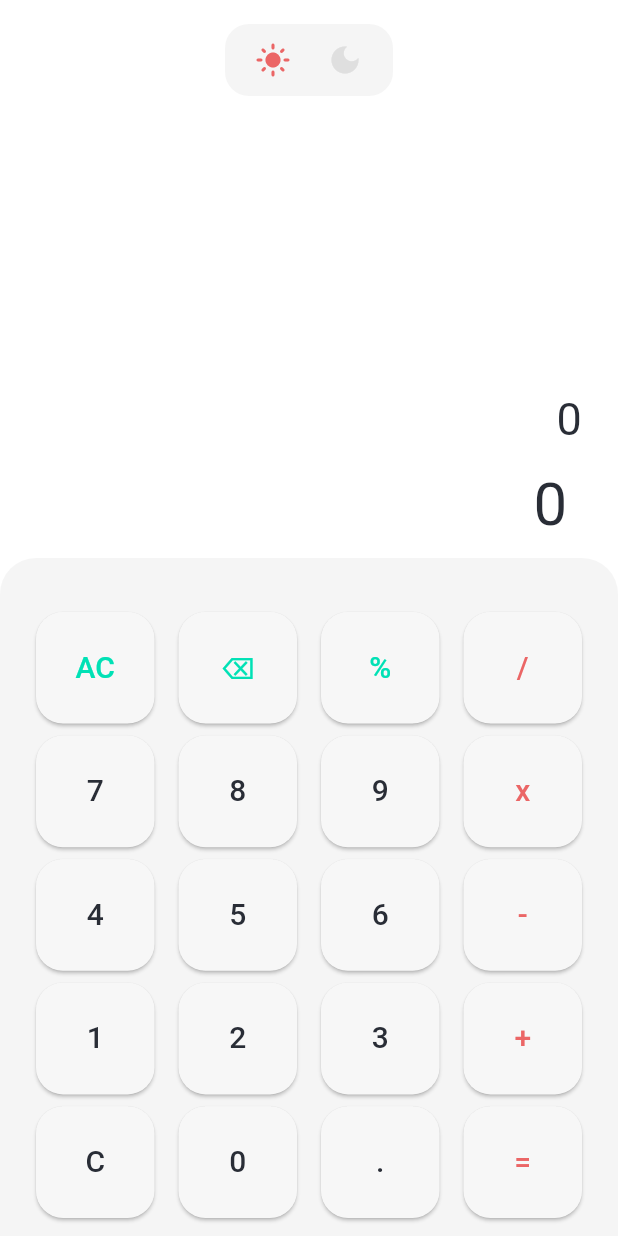
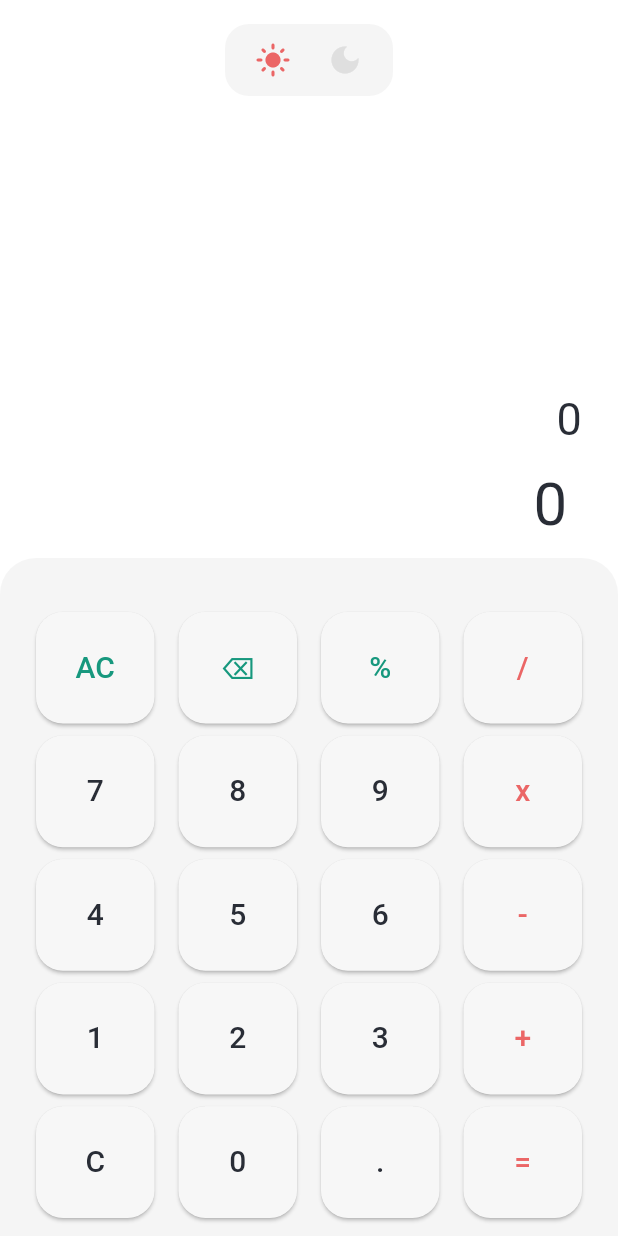
Before and after one commit to orazgulcayew/f-calculator, a Flutter app: the screen it shows after launch, after a tap on the "light mode" icon, on a phone screen of 412 x 824 dp. Run offline on Flutter 3.47's test engine with Material 2 defaults, Android fonts, the phone set to English and light mode, and no system bars; our stand-ins replace math_expressions.

Commit message:
lint updates

```diff
--- a/lib/buttons.dart
+++ b/lib/buttons.dart
@@ -6,11 +6,13 @@ class CalculatorButton extends StatelessWidget {
   final String text;
   final buttonPressed;
 
-  CalculatorButton(this.color, this.textColor, this.text, this.buttonPressed);
+  const CalculatorButton(
+      this.color, this.textColor, this.text, this.buttonPressed,
+      {super.key});
 
   @override
   Widget build(BuildContext context) {
-    return Container(
+    return SizedBox(
       height: MediaQuery.of(context).size.height * 0.1,
       child: Padding(
         padding: const EdgeInsets.symmetric(horizontal: 8, vertical: 4),
--- a/lib/main.dart
+++ b/lib/main.dart
@@ -3,19 +3,19 @@ import 'package:flutter/material.dart';
 import 'package:math_expressions/math_expressions.dart';
 
 void main() {
-  runApp(App());
+  runApp(const App());
 }
 
 const animationDuration = 250;
-Color backgroundColor = Color(0xFF22252D);
-Color lightColor = Color(0xFFE7E7E7);
-Color calculatorHolderColor = Color(0xFF292D36);
-Color textColor = Color(0xFFFFFFFF);
-Color buttonColor = Color(0xFF1D1F25);
+Color backgroundColor = const Color(0xFF22252D);
+Color lightColor = const Color(0xFFE7E7E7);
+Color calculatorHolderColor = const Color(0xFF292D36);
+Color textColor = const Color(0xFFFFFFFF);
+Color buttonColor = const Color(0xFF1D1F25);
 Color operatorColor = const Color(0xFFEB6666);
-Color toolColor = Color(0xFF26FAD4);
-Color lightModeColor = Color(0xFF707378);
-Color darkModeColor = Color(0xFFFFFFFF);
+Color toolColor = const Color(0xFF26FAD4);
+Color lightModeColor = const Color(0xFF707378);
+Color darkModeColor = const Color(0xFFFFFFFF);
 
 bool _isEnabled = true;
 
@@ -25,10 +25,9 @@ class App extends StatelessWidget {
   @override
   Widget build(BuildContext context) {
     return MaterialApp(
-      debugShowCheckedModeBanner: false,
-      home: Calculator(),
-      theme: ThemeData(useMaterial3: true),
-    );
+        debugShowCheckedModeBanner: false,
+        home: const Calculator(),
+        theme: ThemeData(useMaterial3: true));
   }
 }
 
@@ -46,21 +45,21 @@ class _CalculatorState extends State<Calculator> {
 
   void changeTheme(bool isEnabled) {
     if (isEnabled) {
-      backgroundColor = Color(0xFF22252D);
-      calculatorHolderColor = Color(0xFF292D36);
-      textColor = Color(0xFFFFFFFF);
-      buttonColor = Color(0xFF1D1F25);
-      toolColor = Color(0xFF26FAD4);
-      lightModeColor = Color(0xFF707378);
-      darkModeColor = Color(0xFFFFFFFF);
+      backgroundColor = const Color(0xFF22252D);
+      calculatorHolderColor = const Color(0xFF292D36);
+      textColor = const Color(0xFFFFFFFF);
+      buttonColor = const Color(0xFF1D1F25);
+      toolColor = const Color(0xFF26FAD4);
+      lightModeColor = const Color(0xFF707378);
+      darkModeColor = const Color(0xFFFFFFFF);
     } else {
-      backgroundColor = Color(0xFFFFFFFF);
-      calculatorHolderColor = Color(0xFFf5f5f5);
-      textColor = Color(0xFF292D36);
-      buttonColor = Color(0xFFF7F7F7);
-      toolColor = Color(0xFF00E1B5);
-      lightModeColor = Color(0xFFEB6666);
-      darkModeColor = Color(0xFFDFDFDF);
+      backgroundColor = const Color(0xFFFFFFFF);
+      calculatorHolderColor = const Color(0xFFf5f5f5);
+      textColor = const Color(0xFF292D36);
+      buttonColor = const Color(0xFFF7F7F7);
+      toolColor = const Color.fromARGB(255, 23, 152, 126);
+      lightModeColor = const Color(0xFFEB6666);
+      darkModeColor = const Color(0xFFDFDFDF);
     }
   }
 
@@ -86,7 +85,7 @@ class _CalculatorState extends State<Calculator> {
           equation = "0";
         }
       } else if (text == "⌫") {
-        if (equation != null && equation.length > 0) {
+        if (equation.isNotEmpty) {
           if (equation.endsWith(" ")) {
             equation = equation.substring(0, equation.length - 3);
           } else {
@@ -116,8 +115,9 @@ class _CalculatorState extends State<Calculator> {
             children: <Widget>[
               AnimatedContainer(
                 duration: const Duration(milliseconds: animationDuration),
-                margin: EdgeInsets.symmetric(vertical: 16),
-                padding: EdgeInsets.symmetric(vertical: 12, horizontal: 8),
+                margin: const EdgeInsets.symmetric(vertical: 16),
+                padding:
+                    const EdgeInsets.symmetric(vertical: 12, horizontal: 8),
                 decoration: BoxDecoration(
                     borderRadius: BorderRadius.circular(16),
                     color: calculatorHolderColor),
@@ -126,7 +126,7 @@ class _CalculatorState extends State<Calculator> {
                   mainAxisAlignment: MainAxisAlignment.spaceEvenly,
                   children: [
                     Padding(
-                      padding: EdgeInsets.symmetric(horizontal: 12),
+                      padding: const EdgeInsets.symmetric(horizontal: 12),
                       child: GestureDetector(
                         child: Icon(
                           Icons.light_mode,
@@ -143,7 +143,7 @@ class _CalculatorState extends State<Calculator> {
                       ),
                     ),
                     Padding(
-                      padding: EdgeInsets.symmetric(horizontal: 12),
+                      padding: const EdgeInsets.symmetric(horizontal: 12),
                       child: GestureDetector(
                         child: Icon(Icons.dark_mode, color: darkModeColor),
                         onTap: () {
@@ -162,7 +162,7 @@ class _CalculatorState extends State<Calculator> {
               Expanded(
                 child: AnimatedContainer(
                   duration: const Duration(milliseconds: animationDuration),
-                  margin: EdgeInsets.symmetric(horizontal: 24),
+                  margin: const EdgeInsets.symmetric(horizontal: 24),
                   alignment: Alignment.bottomRight,
                   child: Text(
                     result,
@@ -174,7 +174,8 @@ class _CalculatorState extends State<Calculator> {
                 flex: 0,
                 child: AnimatedContainer(
                   duration: const Duration(milliseconds: animationDuration),
-                  margin: EdgeInsets.symmetric(vertical: 12, horizontal: 24),
+                  margin:
+                      const EdgeInsets.symmetric(vertical: 12, horizontal: 24),
                   alignment: Alignment.bottomRight,
                   child: RichText(
                     overflow: TextOverflow.fade,
@@ -199,7 +200,7 @@ class _CalculatorState extends State<Calculator> {
                   decoration: BoxDecoration(
                     color: calculatorHolderColor,
                     borderRadius:
-                        BorderRadius.vertical(top: Radius.circular(24)),
+                        const BorderRadius.vertical(top: Radius.circular(24)),
                   ),
                   width: MediaQuery.of(context).size.width,
                   child: Padding(
```
Also changed, not shown: pubspec.lock, 3 other files.
